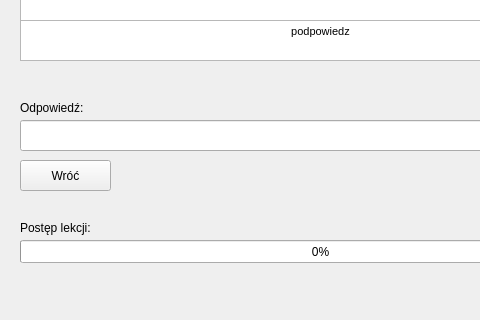
DarkRaven255/Fiszki, file fiszkimainwindow.ui: the form before one commit; both pictures show x 0 to 480 and y 160 to 480 of the 640 by 480 pixel window.
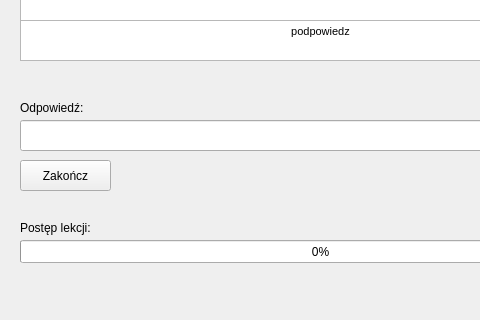
The form after the commit. The open tabs and pages were chosen to show the change.

```diff
--- a/fiszkimainwindow.ui
+++ b/fiszkimainwindow.ui
@@ -471,7 +471,7 @@
        </rect>
       </property>
       <property name="text">
-       <string>Wróć</string>
+       <string>Zakończ</string>
       </property>
      </widget>
     </widget>
```
Left out of the diff: 2 changed lines with no effect on the pictures.
